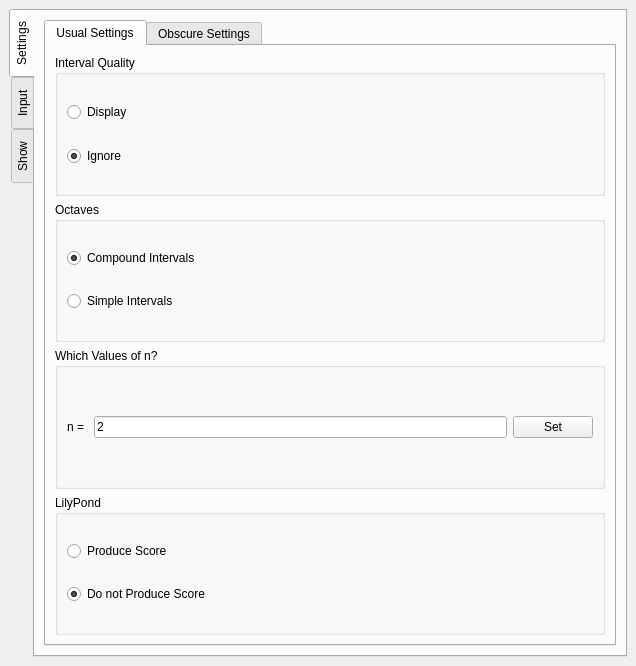
Before: the Qt Designer form qt/main_window.ui in ELVIS-Project/vis-framework, drawn with Qt 5.
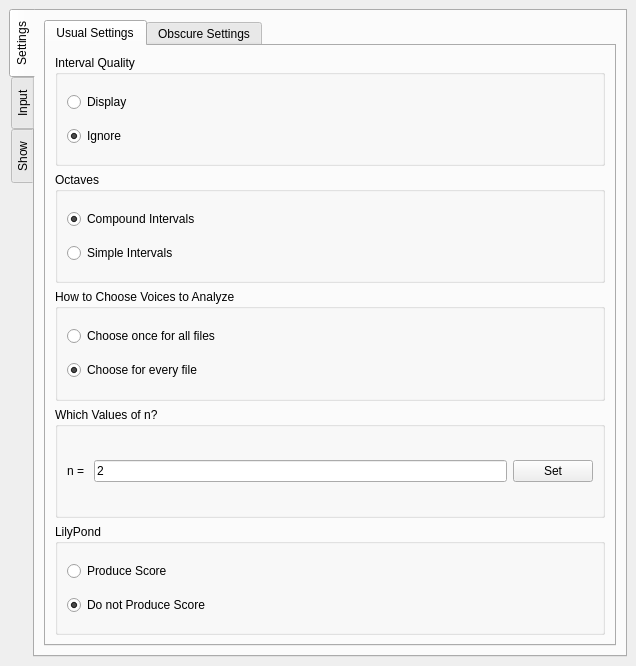
After: the same form once the commit is applied. The open tabs and pages were chosen to show the change.

Commit message:
Added GUI Ability to Choose Parts to Analyze
Fixes #46. There's a new voice-selection QDialog window that optionally
displays the part names, and allows users to choose how they want to
specify which parts to analyze.

The new QDialog window is integrated with the GUI version of
analyze_this().

There is a new property in VIS_Settings() called "howToChooseVoices".
It corresponds to the new GUI option, "How to Choose Voices to Analyze."

The edit to the form file:
```diff
--- a/qt/main_window.ui
+++ b/qt/main_window.ui
@@ -142,6 +142,35 @@
               </layout>
              </widget>
             </item>
+            <item>
+             <widget class="QGroupBox" name="groupBox_9">
+              <property name="title">
+               <string>How to Choose Voices to Analyze</string>
+              </property>
+              <layout class="QVBoxLayout" name="verticalLayout_16">
+               <item>
+                <widget class="QRadioButton" name="rdo_choose_every_file">
+                 <property name="text">
+                  <string>Choose once for all files</string>
+                 </property>
+                 <property name="checked">
+                  <bool>false</bool>
+                 </property>
+                </widget>
+               </item>
+               <item>
+                <widget class="QRadioButton" name="rdo_choose_just_once">
+                 <property name="text">
+                  <string>Choose for every file</string>
+                 </property>
+                 <property name="checked">
+                  <bool>true</bool>
+                 </property>
+                </widget>
+               </item>
+              </layout>
+             </widget>
+            </item>
             <item>
              <widget class="QGroupBox" name="groupBoxwhichNs">
               <property name="minimumSize">
```
Left out of the diff: 12 changed lines with no effect on the pictures. Lines whose indentation alone changed are shown as unchanged. The commit also changes 7 other files.
